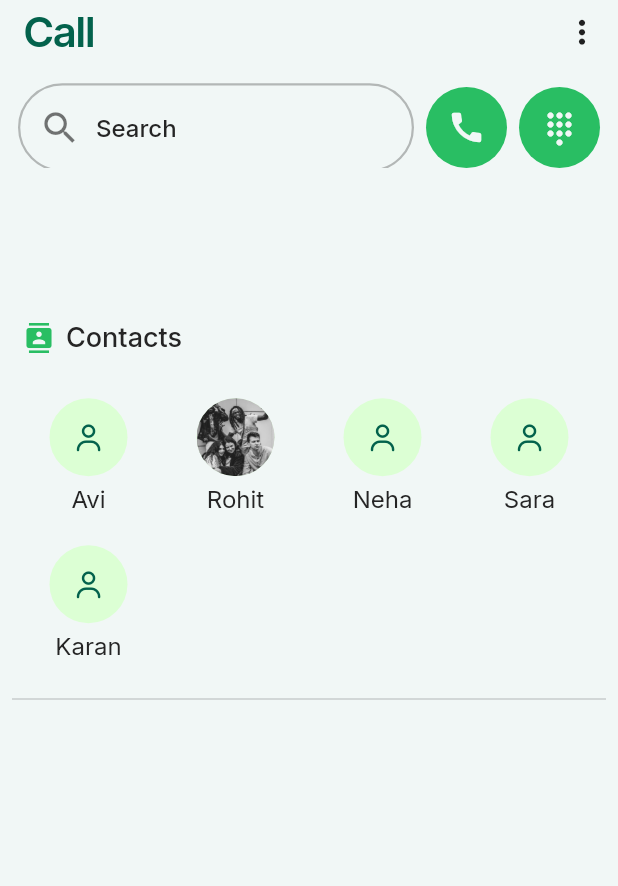
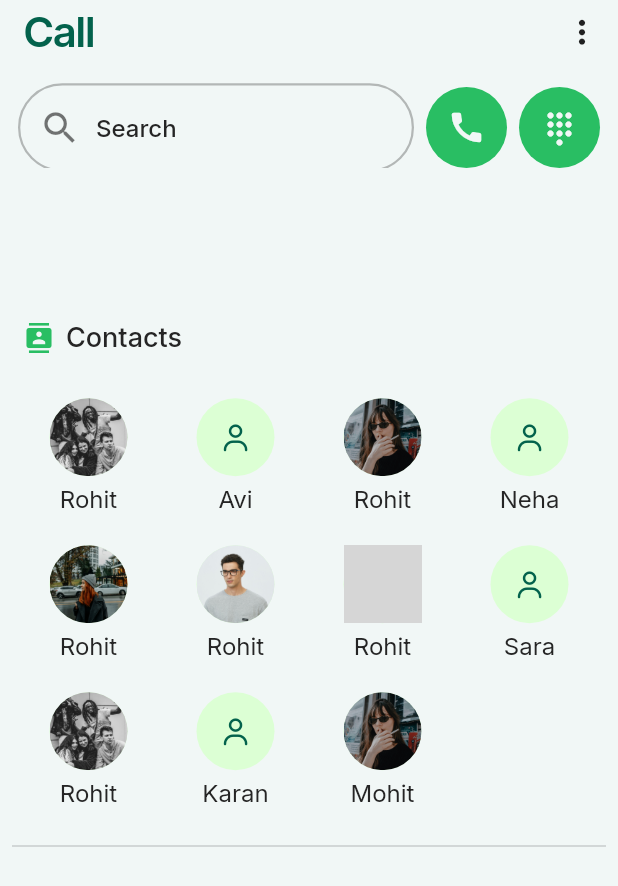
Before and after one commit to Abhinav08bhatt/UI-UX, a Flutter app: the WhatsappLogs screen opened directly, on a phone screen of 412 x 824 dp. Shown: the top 886 px of the screen. Run offline on Flutter 3.47's test engine with Material 3 defaults, Android fonts, the phone set to English and light mode, and no system bars; our stand-ins replace font_awesome_flutter, google_fonts; grey boxes are pictures that could not be loaded.

Commit message:
created contacts

```diff
--- a/lib/WhatsApp/whatsapp_logs.dart
+++ b/lib/WhatsApp/whatsapp_logs.dart
@@ -76,11 +76,17 @@ class WhatsappLogs extends StatelessWidget {
               ContactsSection(
                 title: "Contacts",
                 contacts: [
+                  ContactData(profilePic: AssetImage("assets/images/profile_pic_1.jpg"),name: "Rohit"),
                   ContactData(name: "Avi"),
+                  ContactData(profilePic: AssetImage("assets/images/profile_pic_2.jpg"),name: "Rohit"),
+                  ContactData(name: "Neha"),
+                  ContactData(profilePic: AssetImage("assets/images/profile_pic_3.jpg"),name: "Rohit"),
+                  ContactData(profilePic: AssetImage("assets/images/profile_pic_4.jpg"),name: "Rohit"),
+                  ContactData(profilePic: AssetImage("assets/images/profile_pic_5.jpg"),name: "Rohit"),
+                  ContactData(name: "Sara"),
                   ContactData(profilePic: AssetImage("assets/images/profile_pic_1.jpg"),name: "Rohit"),
-                  ContactData(name: "Neha"),
-                  ContactData(name: "Sara"),
                   ContactData(name: "Karan"),
+                  ContactData(profilePic: AssetImage("assets/images/profile_pic_2.jpg"),name: "Mohit"),
                 ],
               ),
 
@@ -612,6 +618,7 @@ class ContactsListPage extends StatelessWidget {
       ),
       body: ListView.separated(
         itemCount: contacts.length,
+        // ignore: unnecessary_underscores
         separatorBuilder: (_, __) => const Divider(height: 1),
         itemBuilder: (context, index) {
           final contact = contacts[index];
```
